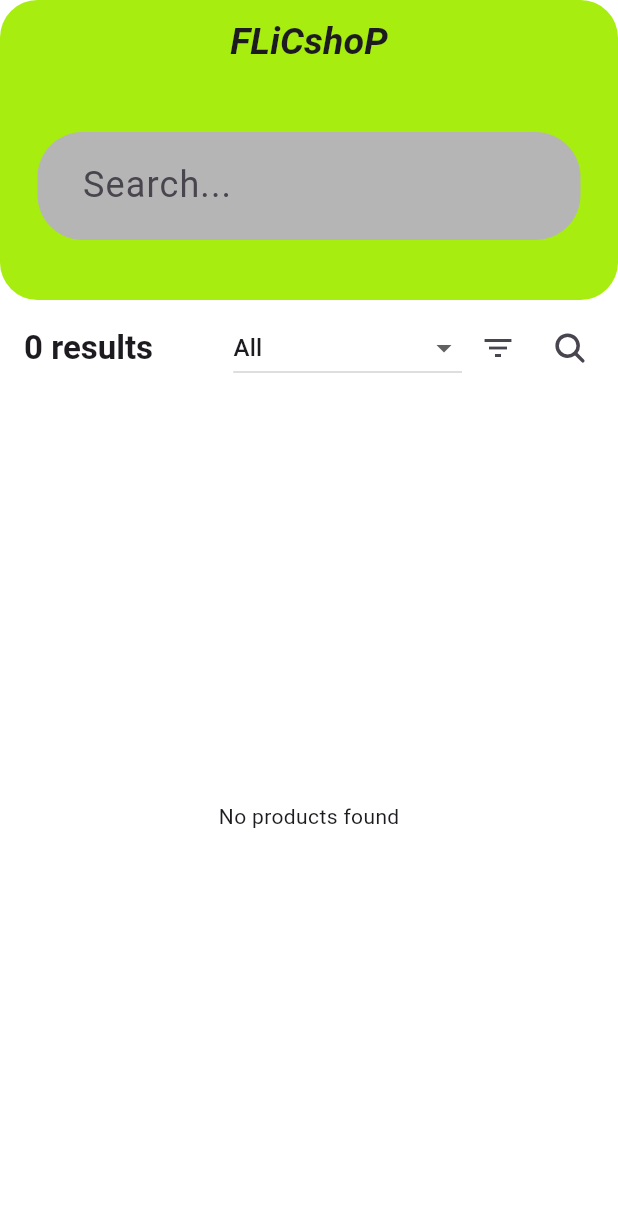
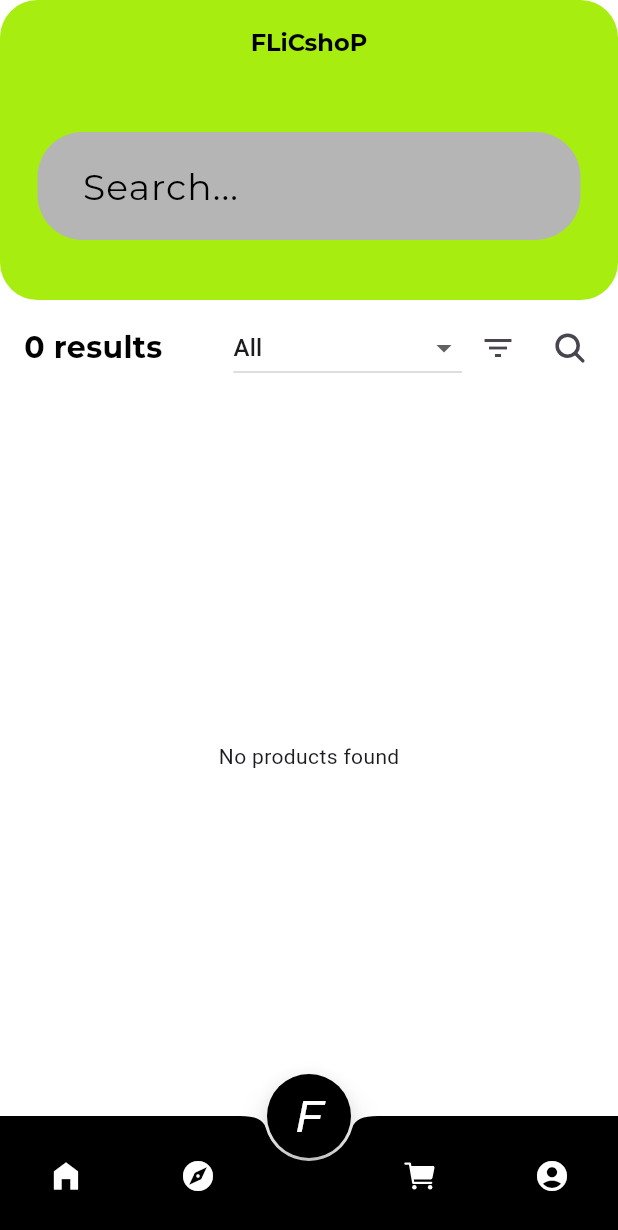
Before and after one commit to WALKER-ALEN/fadshion-app, a Flutter app: the screen it shows after launch, on a phone screen of 412 x 824 dp. Shown: the top 1230 px of the screen. Run offline on Flutter 3.47's test engine with Material 3 defaults, Android fonts, the phone set to English and light mode, and no system bars; our stand-ins replace flutter_riverpod, google_fonts, ionicons, riverpod; network calls fail.

Commit message:
fashion app updated

```diff
--- a/lib/view/product_list_screen.dart
+++ b/lib/view/product_list_screen.dart
@@ -1,7 +1,7 @@
 import 'package:fashn_app/view/product_detail_screen.dart';
 import 'package:fashn_app/view/widgets/constants.dart';
 import 'package:fashn_app/viewmodel/product_list_notifier.dart';
-import 'package:flutter/foundation.dart';
+
 import 'package:flutter/material.dart';
 import 'package:flutter_riverpod/flutter_riverpod.dart';
 import 'package:ionicons/ionicons.dart';
@@ -16,12 +16,14 @@ const List<String> categories = [
 ];
 
 class ProductListScreen extends ConsumerWidget {
+  const ProductListScreen({super.key});
+
   @override
   Widget build(BuildContext context, WidgetRef ref) {
-    final TextEditingController _searchController = TextEditingController();
-    final ScrollController _scrollController = ScrollController();
+    final TextEditingController searchController = TextEditingController();
+    final ScrollController scrollController = ScrollController();
     final productsAsyncValue = ref.watch(productListProvider);
-    final FocusNode _focusNode = FocusNode();
+    final FocusNode focusNode = FocusNode();
 
     final selectedCategory = ref.watch(selectedCategoryProvider);
 
@@ -48,24 +50,22 @@ class ProductListScreen extends ConsumerWidget {
       error: (error, stack) => [],
     );
 
-    // void initState() {
+    Future<void> onRefresh() async {
+      // Logic to refresh the product list. This will trigger a new fetch of the product list.
+      await ref.refresh(productListProvider);
+    }
 
-    //   _scrollController.addListener(() {
-
-    //   });
-    // }
-
-    void _focusSearchBar() {
-      if (_scrollController.hasClients) {
-        _scrollController
+    void focusSearchBar() {
+      if (scrollController.hasClients) {
+        scrollController
             .animateTo(
           150.0,
-          duration: Duration(milliseconds: 300),
+          duration: const Duration(milliseconds: 300),
           curve: Curves.easeInOut,
         )
             .then((_) {
-          Future.delayed(Duration(milliseconds: 300), () {
-            FocusScope.of(context).requestFocus(_focusNode);
+          Future.delayed(const Duration(milliseconds: 300), () {
+            FocusScope.of(context).requestFocus(focusNode);
           });
         });
       } else {
@@ -75,23 +75,26 @@ class ProductListScreen extends ConsumerWidget {
 
     return Scaffold(
       backgroundColor: AppColors.primaryBackground,
-      body: CustomScrollView(
-        controller: _scrollController,
-        physics: BouncingScrollPhysics(),
+      body: RefreshIndicator(
+        onRefresh: onRefresh,
+        child: CustomScrollView(
+          controller: scrollController,
+          physics: const BouncingScrollPhysics(),
           slivers: [
             SliverAppBar(
-            shape:
-                RoundedRectangleBorder(borderRadius: BorderRadius.circular(25)),
+              shape: RoundedRectangleBorder(
+                  borderRadius: BorderRadius.circular(25)),
               centerTitle: true,
               titleSpacing: 30,
               title: Padding(
                 padding: const EdgeInsets.all(8.0),
                 child: Text(
                   'FLiCshoP',
-                style: TextStyle(
-                    fontSize: 25,
-                    fontWeight: FontWeight.bold,
-                    fontStyle: FontStyle.italic),
+                  // style: TextStyle(
+                  //     fontSize: 25,
+                  //     fontWeight: FontWeight.bold,
+                  //     fontStyle: FontStyle.italic),
+                  style: AppFonts.bold(),
                 ),
               ),
               pinned: true,
@@ -102,11 +105,12 @@ class ProductListScreen extends ConsumerWidget {
                 child: FlexibleSpaceBar(
                   collapseMode: CollapseMode.parallax,
                   title: Container(
-                  margin: EdgeInsets.symmetric(horizontal: 10.0),
+                    margin: const EdgeInsets.symmetric(horizontal: 10.0),
                     child: TextField(
-                    focusNode: _focusNode,
-                    controller: _searchController,
+                      focusNode: focusNode,
+                      controller: searchController,
                       decoration: InputDecoration(
+                        hintStyle: AppFonts.regular(),
                         hintTextDirection: TextDirection.ltr,
                         hintText: 'Search...',
                         filled: true,
@@ -115,47 +119,16 @@ class ProductListScreen extends ConsumerWidget {
                           borderRadius: BorderRadius.circular(20.0),
                           borderSide: BorderSide.none,
                         ),
-                      contentPadding: EdgeInsets.symmetric(horizontal: 16.0),
+                        contentPadding:
+                            const EdgeInsets.symmetric(horizontal: 16.0),
                       ),
                       autofocus: false, // Disable autofocus initially
                     ),
                   ),
-                titlePadding: EdgeInsets.all(0),
+                  titlePadding: const EdgeInsets.all(0),
                 ),
               ),
               backgroundColor: AppColors.appBarColor,
-
-            // title: Padding(
-            //   padding: const EdgeInsets.all(8.0),
-            //   child: Text(
-            //     'CATELOG',
-            //     style: TextStyle(fontSize: 25),
-            //   ),
-            // ),
-            // pinned: true,
-            // floating: true,
-            // actions: [
-            //   Padding(
-            //     padding: const EdgeInsets.only(left: 8),
-            //     child: IconButton(
-            //         icon: Icon(
-            //           Icons.favorite_border_outlined,
-            //           size: 28,
-            //           color: Colors.redAccent,
-            //         ),
-            //         onPressed: () {}),
-            //   ),
-            //   Padding(
-            //     padding: const EdgeInsets.only(right: 8),
-            //     child: IconButton(
-            //         icon: Icon(
-            //           Ionicons.notifications_outline,
-            //           size: 28,
-            //         ),
-            //         onPressed: () {}),
-            //   ),
-            // ],
-            // expandedHeight: 150.0,
             ),
             SliverToBoxAdapter(
               child: Row(
@@ -163,12 +136,8 @@ class ProductListScreen extends ConsumerWidget {
                 children: [
                   Padding(
                     padding: const EdgeInsets.all(16.0),
-                  child: Text(
-                    '${totalProducts} results',
-                    style: Theme.of(context).textTheme.titleLarge?.copyWith(
-                          fontWeight: FontWeight.bold,
-                        ),
-                  ),
+                    child: Text('$totalProducts results',
+                        style: AppFonts.bold(fontSize: 20)),
                   ),
                   Padding(
                     padding: const EdgeInsets.all(8.0),
@@ -176,20 +145,21 @@ class ProductListScreen extends ConsumerWidget {
                       children: [
                         DropdownButton<String>(
                           value: selectedCategory,
-                        hint: Text('Select a category'),
+                          hint: const Text('Select a category'),
                           onChanged: onCategoryChanged,
                           items: categories.map((String category) {
                             return DropdownMenuItem(
-                              child: Text(category), value: category);
+                                value: category, child: Text(category));
                           }).toList(),
                         ),
                         IconButton(
-                          onPressed: () {}, icon: Icon(Icons.filter_list)),
+                            onPressed: () {},
+                            icon: const Icon(Icons.filter_list)),
                         IconButton(
                             onPressed: () {
-                            _focusSearchBar();
+                              focusSearchBar();
                             },
-                          icon: Icon(Ionicons.search))
+                            icon: const Icon(Ionicons.search))
                       ],
                     ),
                   )
@@ -205,7 +175,7 @@ class ProductListScreen extends ConsumerWidget {
                           shape: RoundedRectangleBorder(
                               borderRadius: BorderRadius.circular(20)),
                           color: AppColors.GridCardColor,
-                        margin: EdgeInsets.all(10.0),
+                          margin: const EdgeInsets.all(10.0),
                           child: InkWell(
                             onTap: () {
                               Navigator.push(
@@ -235,7 +205,7 @@ class ProductListScreen extends ConsumerWidget {
                                   padding: const EdgeInsets.all(8.0),
                                   child: Text(
                                     product.title,
-                                  style: TextStyle(
+                                    style: const TextStyle(
                                         fontSize: 16,
                                         fontWeight: FontWeight.bold,
                                         color: AppColors.GridCardTextColor),
@@ -243,11 +213,11 @@ class ProductListScreen extends ConsumerWidget {
                                   ),
                                 ),
                                 Padding(
-                                padding:
-                                    const EdgeInsets.symmetric(horizontal: 8.0),
+                                  padding: const EdgeInsets.symmetric(
+                                      horizontal: 8.0),
                                   child: Text(
                                     '\$${product.price}',
-                                  style: TextStyle(
+                                    style: const TextStyle(
                                         fontSize: 15,
                                         fontWeight: FontWeight.bold,
                                         color: AppColors.GridCardTextColor),
@@ -261,13 +231,13 @@ class ProductListScreen extends ConsumerWidget {
                                     children: [
                                       Text(
                                         '${product.rating.rate} (${product.rating.count} reviews)',
-                                      style: TextStyle(
+                                        style: const TextStyle(
                                             fontSize: 12,
                                             color: AppColors.GridCardTextColor),
                                       ),
                                       IconButton(
                                           onPressed: () {},
-                                        icon: Icon(
+                                          icon: const Icon(
                                             Icons.favorite,
                                             color: AppColors.GridCardTextColor,
                                           ))
@@ -281,25 +251,80 @@ class ProductListScreen extends ConsumerWidget {
                       },
                       childCount: filteredProducts.length,
                     ),
-                  gridDelegate: SliverGridDelegateWithFixedCrossAxisCount(
+                    gridDelegate:
+                        const SliverGridDelegateWithFixedCrossAxisCount(
                       crossAxisCount: 2,
                       crossAxisSpacing: 8.0,
                       mainAxisSpacing: 8.0,
                       childAspectRatio: 0.75,
                     ),
                   )
-              : SliverFillRemaining(
+                : const SliverFillRemaining(
                     child: Center(child: Text('No products found')),
                   ),
             SliverToBoxAdapter(
               child: Container(
                 color: Colors.blueGrey[100],
-              padding: EdgeInsets.all(16.0),
-              child: Text('Additional Content Here'),
+                padding: const EdgeInsets.all(16.0),
+                child: const Center(child: Text('...T&C Apply...')),
               ),
             ),
           ],
         ),
+      ),
+      bottomNavigationBar: BottomAppBar(
+        elevation: 10,
+        color: AppColors.GridCardColor,
+        padding: EdgeInsetsDirectional.zero,
+        shape: const CircularNotchedRectangle(),
+        notchMargin: 2,
+        child: Row(
+          mainAxisAlignment: MainAxisAlignment.spaceAround,
+          children: [
+            IconButton(
+                onPressed: () {},
+                icon: const Icon(
+                  Icons.home_filled,
+                  color: AppColors.GridCardTextColor,
+                )),
+            IconButton(
+                onPressed: () {},
+                icon: const Icon(
+                  Icons.explore,
+                  color: AppColors.GridCardTextColor,
+                )),
+            const SizedBox(
+              width: 20,
+            ),
+            IconButton(
+                onPressed: () {},
+                icon: const Icon(
+                  Ionicons.cart,
+                  color: AppColors.GridCardTextColor,
+                )),
+            IconButton(
+                onPressed: () {},
+                icon: const Icon(
+                  Icons.account_circle,
+                  color: AppColors.GridCardTextColor,
+                )),
+          ],
+        ),
+      ),
+      floatingActionButtonLocation: FloatingActionButtonLocation.centerDocked,
+      floatingActionButton: FloatingActionButton(
+        backgroundColor: AppColors.GridCardColor,
+        elevation: 10,
+        shape: RoundedRectangleBorder(borderRadius: BorderRadius.circular(40)),
+        onPressed: () {},
+        child: Text(
+          'F',
+          style: AppFonts.italic(
+            color: AppColors.GridCardTextColor,
+            fontSize: 30,
+          ),
+        ),
+      ),
     );
   }
 }
```
Also changed, not shown: lib/view/product_detail_screen.dart (+30 -23 lines), lib/view/widgets/constants.dart (+0 -39 lines), 1 other file. Lines whose indentation alone changed are shown as unchanged.
